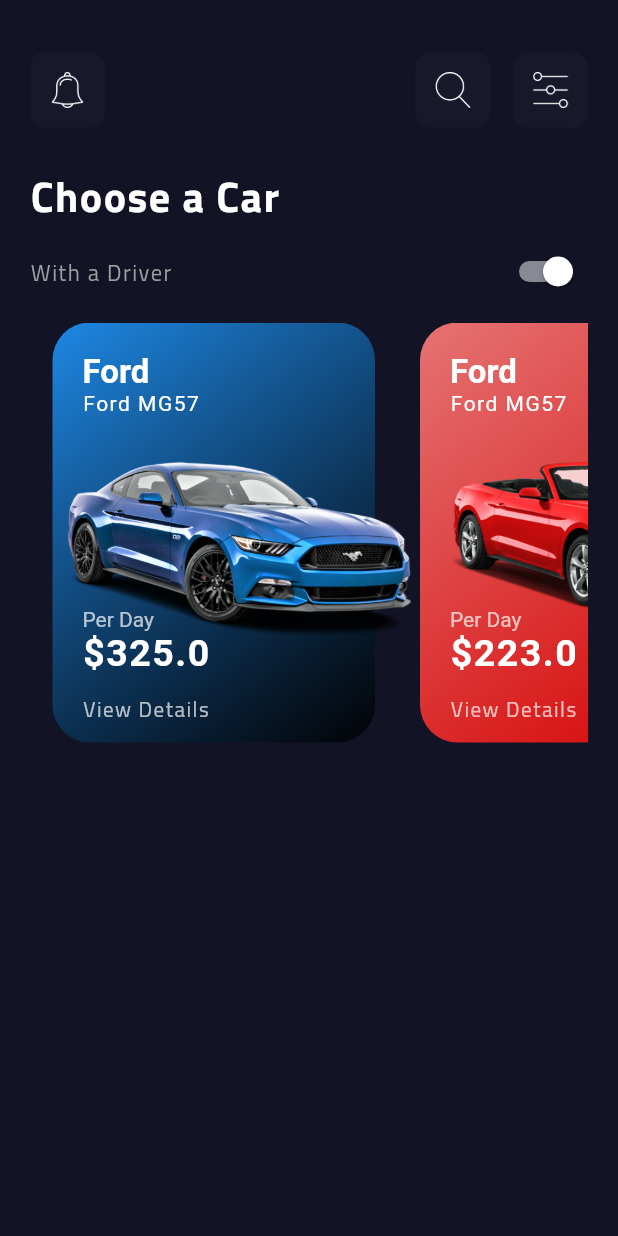
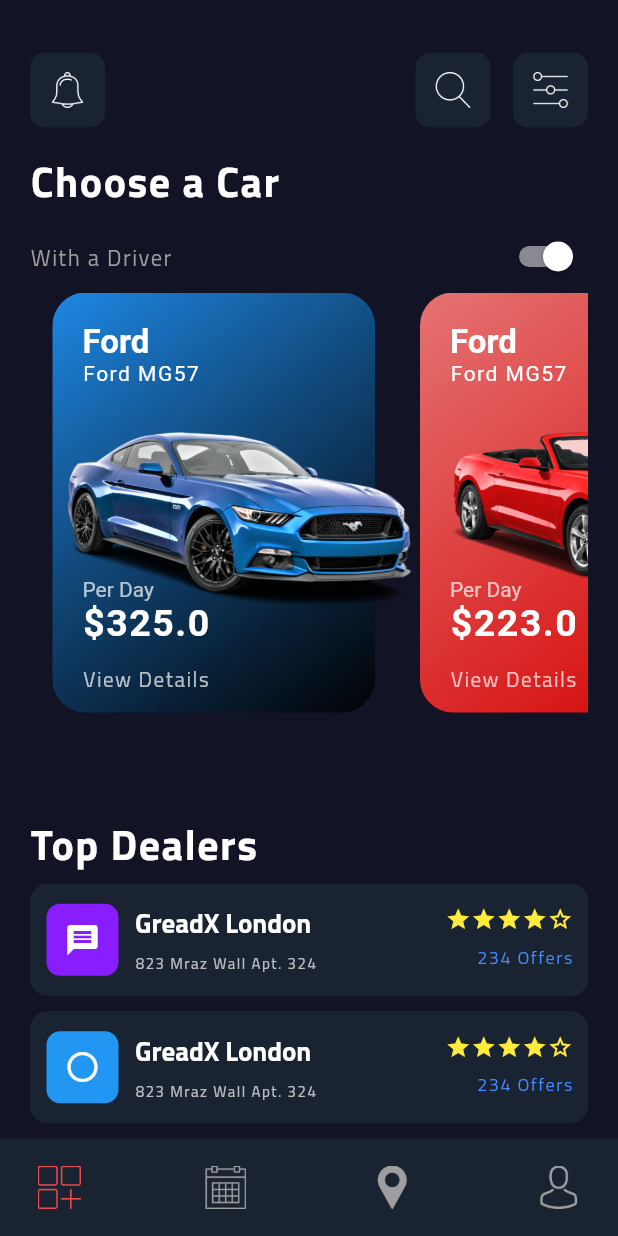
Before and after one commit to aymansainshy/CarAppUiDemo, a Flutter app: the HomeScreen screen opened directly, on a phone screen of 412 x 824 dp. Run offline on Flutter 3.47's test engine with Material 2 defaults, Android fonts, the phone set to English and light mode, and no system bars.

Commit message:
add bottomNavigationBar

```diff
--- a/lib/helper/costanse.dart
+++ b/lib/helper/costanse.dart
@@ -1,12 +1,11 @@
 import 'package:flutter/material.dart';
 
-const Color kprimaryColor = Color.fromRGBO(19, 19, 38,1);
+const Color kprimaryColor = Color.fromRGBO(19, 19, 38, 1);
 
-const Color kaccentColor = Color.fromRGBO(23,25,43,1);
+const Color kaccentColor = Color.fromRGBO(25, 35, 50, 1);
 
 const Color kbottonColor = Color.fromRGBO(234, 78, 74, 1);
 
+const Color kpink = Color.fromRGBO(136, 30, 255, 1);
+
 const double kpadding = 20.0;
-
-
-// 19, 19, 38
--- a/lib/screens/homeScreen.dart
+++ b/lib/screens/homeScreen.dart
@@ -20,22 +20,9 @@ class _HomeScreenState extends State<HomeScreen> {
           crossAxisAlignment: CrossAxisAlignment.start,
           children: <Widget>[
             BuildAppBar(),
-            SizedBox(height: 20),
-
-            Text(
-              'Choose a Car',
-              style: TextStyle(
-                fontSize: 28,
-                fontWeight: FontWeight.bold,
-                color: Colors.white,
-                letterSpacing: 1,
-              ),
-            ),
-
+            SizedBox(height: 10),
+            buildText('Choose a Car'),
             BuildTextSwitch(),
-
-            SizedBox(height: 10),
-
             Expanded(
               child: ListView.builder(
                 scrollDirection: Axis.horizontal,
@@ -46,13 +33,115 @@ class _HomeScreenState extends State<HomeScreen> {
                 ),
               ),
             ),
+            buildText('Top Dealers'),
+            buildBottomContainer(Icons.message, 'GreadX London', kpink),
+            SizedBox(height: 10),
+            buildBottomContainer(
+                Icons.panorama_fish_eye, 'GreadX London', Colors.blue),
+            SizedBox(height: 10),
           ],
         ),
       ),
+      bottomNavigationBar: buildBottomNavigationBar(),
+    );
+  }
+
+
+}
+
+// 1 -  ..................................................
+class BuildAppBar extends StatelessWidget {
+  const BuildAppBar({
+    Key key,
+  }) : super(key: key);
+
+  @override
+  Widget build(BuildContext context) {
+    return Row(
+      children: <Widget>[
+        BuildContainer(
+          color: kaccentColor,
+          child: Image.asset(
+            'assets/icons/bell.png',
+            color: Colors.white,
+          ),
+        ),
+        Spacer(),
+        BuildContainer(
+          color: kaccentColor,
+          child: Image.asset(
+            'assets/icons/search.png',
+            color: Colors.white,
+          ),
+        ),
+        SizedBox(width: 15),
+        BuildContainer(
+          color: kaccentColor,
+          child: Image.asset(
+            'assets/icons/adjust.png',
+            color: Colors.white,
+          ),
+        ),
+      ],
     );
   }
 }
 
+// class BuildContainer extends StatelessWidget {
+//   final Color color;
+//   final Widget child;
+//   const BuildContainer({
+//     this.child,
+//     this.color,
+//     Key key,
+//   }) : super(key: key);
+
+//   @override
+//   Widget build(BuildContext context) {
+//     return Container(
+//       width: 50,
+//       height: 50,
+//       padding: EdgeInsets.all(12.0),
+//       decoration: BoxDecoration(
+//         color: color,
+//         border: Border.all(color: kaccentColor, width: 1.0),
+//         borderRadius: BorderRadius.circular(10),
+//       ),
+//       child: child,
+//     );
+//   }
+// }
+
+// 2 - ..........................................................
+class BuildTextSwitch extends StatefulWidget {
+  @override
+  _BuildTextSwitchState createState() => _BuildTextSwitchState();
+}
+
+class _BuildTextSwitchState extends State<BuildTextSwitch> {
+  var driverOn = true;
+  @override
+  Widget build(BuildContext context) {
+    return Row(
+      children: <Widget>[
+        Text(
+          'With a Driver',
+          style: TextStyle(fontSize: 15, color: Colors.grey, letterSpacing: 1),
+        ),
+        Spacer(),
+        Switch(
+          activeColor: Colors.white,
+          value: driverOn,
+          onChanged: (value) {
+            setState(() {
+              driverOn = value;
+            });
+          },
+        ),
+      ],
+    );
+  }
+}
 
 //3 - ................................................
 class CarItem extends StatelessWidget {
@@ -68,7 +157,7 @@ class CarItem extends StatelessWidget {
           height: 280,
           width: 215,
           decoration: BoxDecoration(
-            borderRadius: BorderRadius.circular(25),
+            borderRadius: BorderRadius.circular(22),
             gradient: LinearGradient(
               begin: Alignment.topLeft,
               end: Alignment.bottomRight,
@@ -158,85 +247,123 @@ class CarItem extends StatelessWidget {
   }
 }
 
-// 1 -  ..................................................
-class BuildAppBar extends StatelessWidget {
-  const BuildAppBar({
-    Key key,
-  }) : super(key: key);
+// 5 - ......................................................
+Text buildText(String text) {
+  return Text(
+    text,
+    style: TextStyle(
+      fontSize: 28,
+      fontWeight: FontWeight.bold,
+      color: Colors.white,
+      letterSpacing: 1,
+    ),
+  );
+}
 
-  @override
-  Widget build(BuildContext context) {
-    return Row(
+// 6 - ................................
+Container buildBottomContainer(IconData icon, String text, Color color) {
+  return Container(
+    padding: EdgeInsets.all(kpadding / 2),
+    width: double.infinity,
+    height: 75.0,
+    decoration: BoxDecoration(
+      borderRadius: BorderRadius.circular(12.0),
+      color: kaccentColor,
+    ),
+    child: Row(
+      crossAxisAlignment: CrossAxisAlignment.center,
       children: <Widget>[
         BuildContainer(
-          color: kaccentColor,
-          child: Image.asset(
-            'assets/icons/bell.png',
+          child: Icon(
+            icon,
+            color: Colors.white,
+          ),
+          color: color,
+        ),
+        SizedBox(width: 10.0),
+        Column(
+          crossAxisAlignment: CrossAxisAlignment.start,
+          children: <Widget>[
+            Text(
+              text,
+              style: TextStyle(
+                fontSize: 18,
+                fontWeight: FontWeight.bold,
                 color: Colors.white,
               ),
             ),
+            Text(
+              '823 Mraz Wall Apt. 324',
+              style: TextStyle(
+                fontSize: 10,
+                color: Colors.white70,
+                letterSpacing: 1,
+              ),
+            )
+          ],
+        ),
         Spacer(),
-        BuildContainer(
-          color: kaccentColor,
-          child: Image.asset(
-            'assets/icons/search.png',
-            color: Colors.white,
+        Column(
+          crossAxisAlignment: CrossAxisAlignment.end,
+          mainAxisAlignment: MainAxisAlignment.center,
+          children: <Widget>[
+            Row(
+              children: <Widget>[
+                Icon(Icons.star, size: 17, color: Colors.yellow),
+                Icon(Icons.star, size: 17, color: Colors.yellow),
+                Icon(Icons.star, size: 17, color: Colors.yellow),
+                Icon(Icons.star, size: 17, color: Colors.yellow),
+                Icon(Icons.star_border, size: 17, color: Colors.yellow),
+              ],
             ),
+            SizedBox(height: 5),
+            Text(
+              '234 Offers',
+              style: TextStyle(
+                fontSize: 12,
+                color: Colors.blueAccent,
+                letterSpacing: 1,
               ),
-        SizedBox(width: 15),
-        BuildContainer(
-          color: kaccentColor,
-          child: Image.asset(
-            'assets/icons/adjust.png',
-            color: Colors.white,
-          ),
+            )
+          ],
         ),
       ],
+    ),
   );
 }
-}
 
-// Widget _buildContainer(BuildContext ctx, Color color, Widget child) {
-//   return Container(
-//     width: 50,
-//     height: 50,
-//     padding: EdgeInsets.all(12.0),
-//     decoration: BoxDecoration(
-//       color: color,
-//       border: Border.all(color: kaccentColor, width: 1.0),
-//       borderRadius: BorderRadius.circular(10),
-//     ),
-//     child: child,
-//   );
-// }
 
-// 2 - ..........................................................
-class BuildTextSwitch extends StatefulWidget {
-  @override
-  _BuildTextSwitchState createState() => _BuildTextSwitchState();
-}
 
-class _BuildTextSwitchState extends State<BuildTextSwitch> {
-  var driverOn = true;
-  @override
-  Widget build(BuildContext context) {
-    return Row(
+// 7 - ..................................................
+Container buildBottomNavigationBar() {
+    return Container(
+      padding: EdgeInsets.symmetric(horizontal: 25, vertical: 18),
+      color: kaccentColor,
+      height: 65,
+      child: Row(
+        mainAxisAlignment: MainAxisAlignment.spaceBetween,
         children: <Widget>[
-        Text(
-          'With a Driver',
-          style: TextStyle(fontSize: 15, color: Colors.grey, letterSpacing: 1),
+          Image.asset(
+            'assets/icons/app.png',
+            color: kbottonColor,
+            height: 40,
           ),
-        Spacer(),
-        Switch(
-          activeColor: Colors.white,
-          value: driverOn,
-          onChanged: (value) {
-            setState(() {
-              driverOn = value;
-            });
-          },
+          Image.asset(
+            'assets/icons/calendar.png',
+            color: Colors.grey,
+            height: 40,
+          ),
+          Image.asset(
+            'assets/icons/pin.png',
+            color: Colors.grey,
+            height: 40,
+          ),
+          Image.asset(
+            'assets/icons/user.png',
+            color: Colors.grey,
+            height: 40,
           ),
         ],
+      ),
     );
   }
-}
```
Lines whose indentation alone changed are shown as unchanged.
